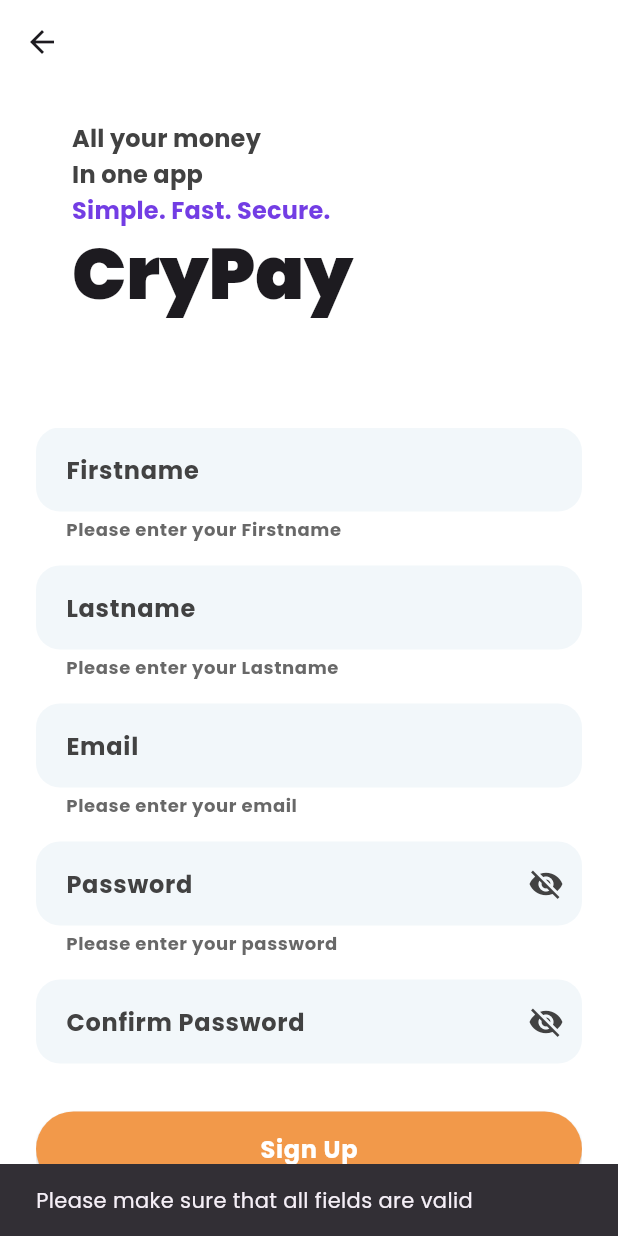
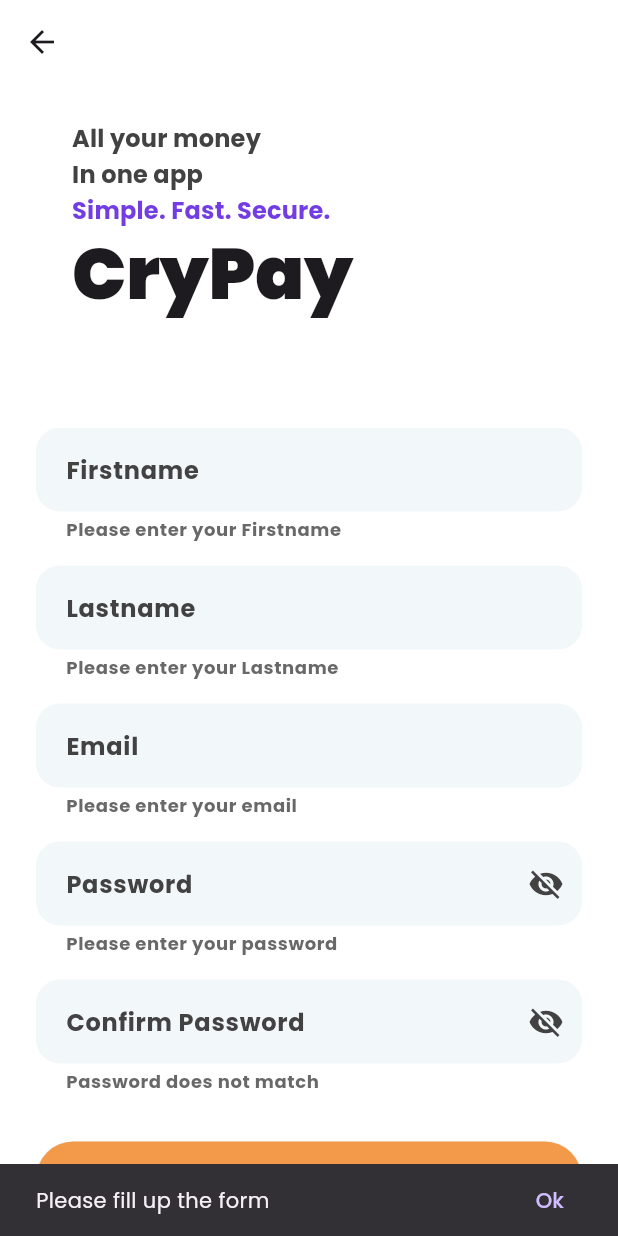
Before and after one commit to maherjaafar/nahkiw-flutter-podcast, a Flutter app: the SignUpPage screen opened by its route, after a tap on "Sign Up", on a phone screen of 412 x 824 dp. Run offline on Flutter 3.47's test engine with Material 3 defaults, Android fonts, the phone set to English and light mode, and no system bars; our stand-ins replace go_router, google_fonts; missing offline and left inert: flutter_email_validator.

Commit message:
Validate form and show snackbar

```diff
--- a/lib/src/core/core.dart
+++ b/lib/src/core/core.dart
@@ -2,3 +2,4 @@ export 'constants/constants.dart';
 export 'extensions/extensions.dart';
 export 'go_router/go_router.dart';
 export 'themes/themes.dart';
+export 'utils/utils.dart';
--- /dev/null
+++ b/lib/src/core/utils/functions/functions.dart
@@ -0,0 +1 @@
+export 'show_snackbar.dart';
--- /dev/null
+++ b/lib/src/core/utils/functions/show_snackbar.dart
@@ -0,0 +1,24 @@
+import 'package:flutter/material.dart';
+
+ScaffoldFeatureController<SnackBar, SnackBarClosedReason> showSnackBar(
+  BuildContext context,
+  String message,
+) {
+  final scaffoldMessenger = ScaffoldMessenger.of(context);
+  scaffoldMessenger.hideCurrentSnackBar();
+  late final ScaffoldFeatureController<SnackBar, SnackBarClosedReason>
+      controller;
+
+  final snackBar = SnackBar(
+    content: Text(message),
+    action: SnackBarAction(
+      label: 'Ok',
+      onPressed: () {
+        controller.close();
+      },
+    ),
+  );
+
+  controller = scaffoldMessenger.showSnackBar(snackBar);
+  return controller;
+}
--- /dev/null
+++ b/lib/src/core/utils/utils.dart
@@ -0,0 +1 @@
+export 'functions/functions.dart';
--- a/lib/src/features/authentication/presentation/pages/sign_up_page.dart
+++ b/lib/src/features/authentication/presentation/pages/sign_up_page.dart
@@ -8,22 +8,18 @@ class SignUpPage extends StatelessWidget {
   @override
   Widget build(BuildContext context) {
     final passwordController = TextEditingController(text: '');
-    final _formKey = GlobalKey<FormState>();
+    final formKey = GlobalKey<FormState>();
 
     return AuthenticationPageBase(
       primaryAction: AuthActionItem(
         text: 'Sign Up',
         onPressed: () {
-          final isFormValid = _formKey.currentState!.validate();
+          final isFormValid = formKey.currentState!.validate();
           if (isFormValid) {
             context.goNamed(FirstEpisodeRouteNames.root);
             return;
           }
-
-          const snackBar = SnackBar(
-            content: Text('Please make sure that all fields are valid'),
-          );
-          ScaffoldMessenger.of(context).showSnackBar(snackBar);
+          showSnackBar(context, 'Please fill up the form');
         },
       ),
       secondaryAction: AuthActionItem(
@@ -38,7 +34,7 @@ class SignUpPage extends StatelessWidget {
         crossAxisAlignment: CrossAxisAlignment.start,
         children: [
           Form(
-            key: _formKey,
+            key: formKey,
             child: Column(
               children: [
                 FirstEpisodeTextFormField.name(
@@ -54,7 +50,8 @@ class SignUpPage extends StatelessWidget {
                 FirstEpisodeTextFormField.password(
                   hintText: 'Confirm Password',
                   validator: (value) {
-                    if (value != passwordController.text) {
+                    if (value?.isEmpty == true ||
+                        value != passwordController.text) {
                       return 'Password does not match';
                     }
                     return null;
```
